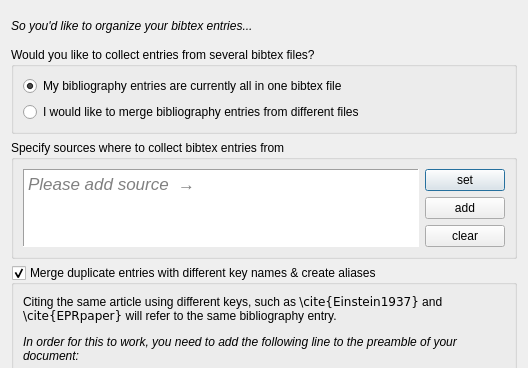
Old version of the form gui/bibolamazi_gui/newbibolamazifiledialog.ui in the repository phfaist/bibolamazi; both pictures show x 0 to 528 and y 0 to 368 of the 528 by 592 pixel window.
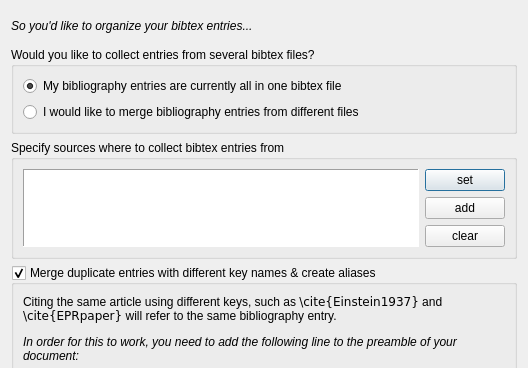
New version of the form.

What changed in the file:
```diff
--- a/gui/bibolamazi_gui/newbibolamazifiledialog.ui
+++ b/gui/bibolamazi_gui/newbibolamazifiledialog.ui
@@ -111,7 +111,7 @@
 &lt;html&gt;&lt;head&gt;&lt;meta name=&quot;qrichtext&quot; content=&quot;1&quot; /&gt;&lt;style type=&quot;text/css&quot;&gt;
 p, li { white-space: pre-wrap; }
 &lt;/style&gt;&lt;/head&gt;&lt;body style=&quot; font-family:'.SF NS Text'; font-size:13pt; font-weight:400; font-style:normal;&quot;&gt;
-&lt;p style=&quot; margin-top:12px; margin-bottom:12px; margin-left:0px; margin-right:0px; -qt-block-indent:0; text-indent:0px;&quot;&gt;&lt;span style=&quot; font-style:italic; color:#808080;&quot;&gt;Please add source  →&lt;/span&gt;&lt;/p&gt;&lt;/body&gt;&lt;/html&gt;</string>
+&lt;p style=&quot;-qt-paragraph-type:empty; margin-top:0px; margin-bottom:0px; margin-left:0px; margin-right:0px; -qt-block-indent:0; text-indent:0px;&quot;&gt;&lt;br /&gt;&lt;/p&gt;&lt;/body&gt;&lt;/html&gt;</string>
             </property>
            </widget>
           </item>
```
